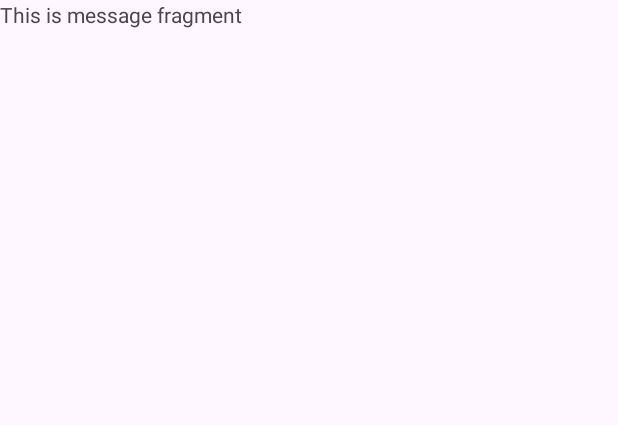
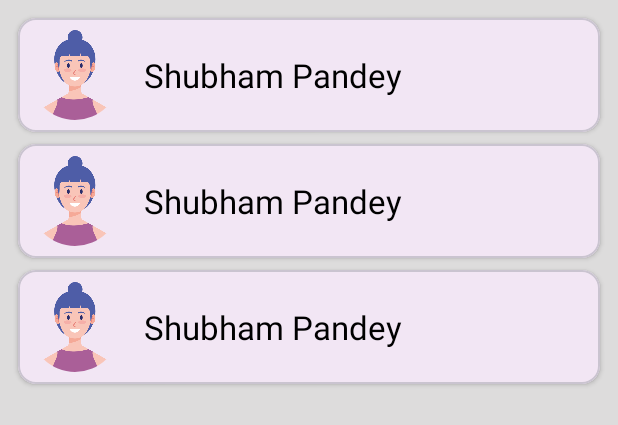
Before and after one commit to JuanBeltran09/DiemTest, an Android app: the layout fragment_message.xml on its own in the app's theme, with its tools: preview values and no code run, on a phone screen of 412 x 824 dp. Shown: the top 425 px of the screen. Run offline under Robolectric (Android 15) with nearby library versions, the phone set to English and light mode, and no system bars.

Commit message:
Show all user list from firebase realtime database

```diff
--- a/app/src/main/res/layout/fragment_message.xml
+++ b/app/src/main/res/layout/fragment_message.xml
@@ -1,14 +1,24 @@
 <?xml version="1.0" encoding="utf-8"?>
-<FrameLayout xmlns:android="http://schemas.android.com/apk/res/android"
+<androidx.constraintlayout.widget.ConstraintLayout xmlns:android="http://schemas.android.com/apk/res/android"
+    xmlns:app="http://schemas.android.com/apk/res-auto"
     xmlns:tools="http://schemas.android.com/tools"
     android:layout_width="match_parent"
     android:layout_height="match_parent"
+    android:background="@color/light_grey"
     tools:context=".ui.MessageFragment">
 
-    <!-- TODO: Update blank fragment layout -->
-    <TextView
-        android:layout_width="match_parent"
-        android:layout_height="match_parent"
-        android:text="This is message fragment" />
 
-</FrameLayout>
+    <androidx.recyclerview.widget.RecyclerView
+        android:id="@+id/recyclerView"
+        android:layout_width="0dp"
+        android:layout_height="0dp"
+        android:layout_margin="8dp"
+        app:layoutManager="androidx.recyclerview.widget.LinearLayoutManager"
+        android:layout_marginTop="1dp"
+        tools:listitem="@layout/user_item_layout"
+        android:layout_marginBottom="1dp"
+        app:layout_constraintBottom_toBottomOf="parent"
+        app:layout_constraintEnd_toEndOf="parent"
+        app:layout_constraintStart_toStartOf="parent"
+        app:layout_constraintTop_toTopOf="parent" />
+</androidx.constraintlayout.widget.ConstraintLayout>
--- /dev/null
+++ b/app/src/main/res/layout/user_item_layout.xml
@@ -0,0 +1,32 @@
+<?xml version="1.0" encoding="utf-8"?>
+<com.google.android.material.card.MaterialCardView xmlns:android="http://schemas.android.com/apk/res/android"
+    android:layout_width="match_parent"
+    xmlns:app="http://schemas.android.com/apk/res-auto"
+    android:layout_margin="4dp"
+    app:cardCornerRadius="12dp"
+    app:cardElevation="2dp"
+    android:layout_height="wrap_content">
+
+    <LinearLayout
+        android:layout_width="match_parent"
+        android:layout_margin="8dp"
+        android:layout_height="wrap_content">
+
+        <de.hdodenhof.circleimageview.CircleImageView
+            android:layout_width="60dp"
+            android:layout_height="60dp"
+            android:src="@drawable/man"
+            android:id="@+id/userImage"/>
+
+        <TextView
+            android:id="@+id/userName"
+            android:layout_width="wrap_content"
+            android:layout_height="wrap_content"
+            android:layout_gravity="center_vertical"
+            android:layout_marginStart="16dp"
+            android:text="Shubham Pandey"
+            android:textColor="@color/black"
+            android:textSize="22sp"/>
+    </LinearLayout>
+
+</com.google.android.material.card.MaterialCardView>
--- a/app/src/main/res/values/colors.xml
+++ b/app/src/main/res/values/colors.xml
@@ -1,6 +1,7 @@
 <?xml version="1.0" encoding="utf-8"?>
 <resources xmlns:tools="http://schemas.android.com/tools">
     <color name="black">#FF000000</color>
+    <color name="light_grey">#DDDCDC</color>
     <color name="white">#FFFFFFFF</color>
     <color name="colorPrimary">#540D6E</color>
     <color name="colorSecondary">#C85EEF</color>
```
Also changed, not shown: app/src/main/java/com/example/diemtest/adapter/MessageUserAdapter.kt (added, +29 -0 lines), app/src/main/java/com/example/diemtest/ui/DatingFragment.kt (+8 -5 lines), app/src/main/java/com/example/diemtest/ui/MessageFragment.kt (+10 -41 lines).
